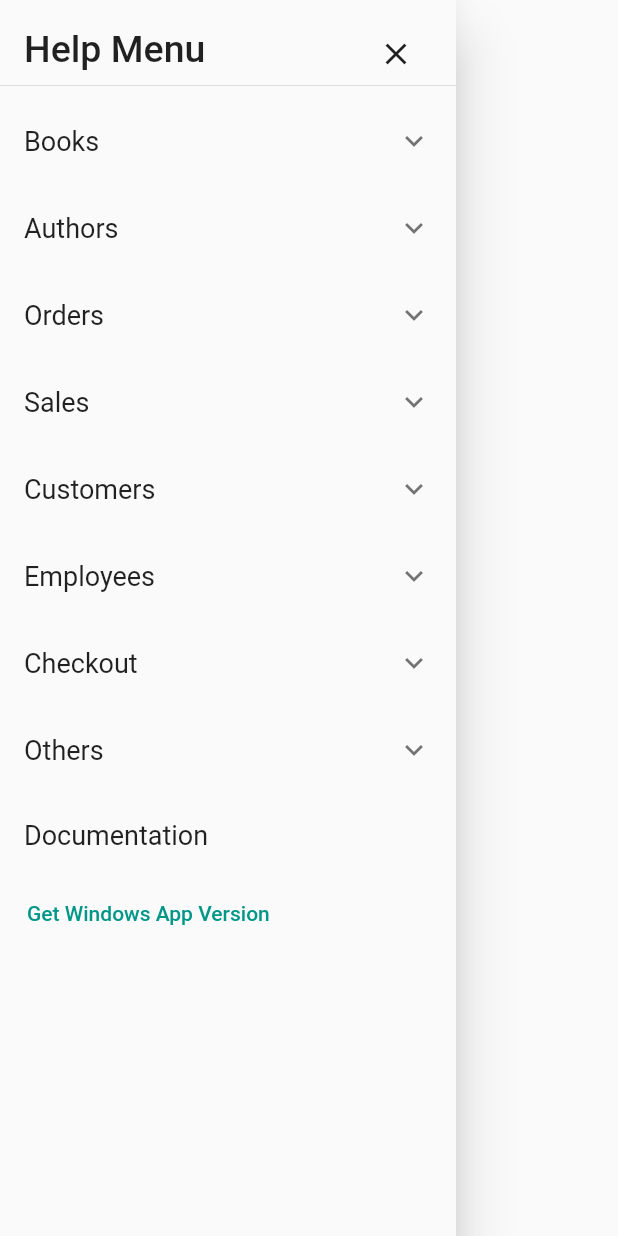
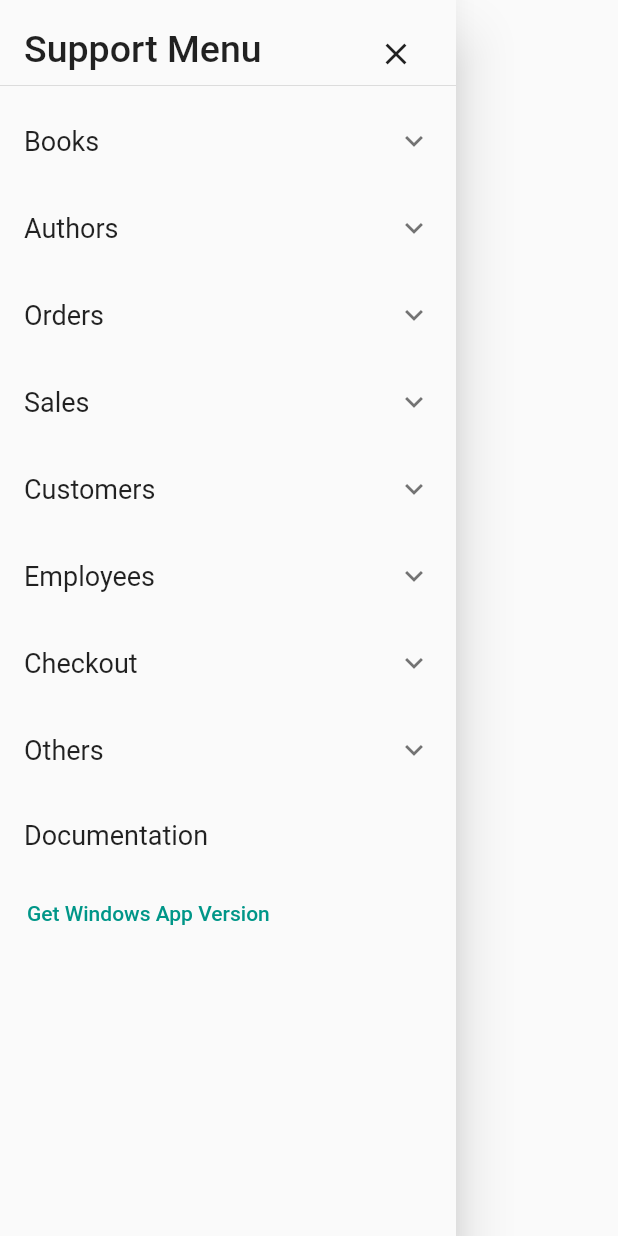
Before and after one commit to KizKizz/bookstore_app, a Flutter app: the MainDrawer widget shown alone on an empty page, opened directly, on a phone screen of 412 x 824 dp. Run offline on Flutter 3.47's test engine with Material 2 defaults, Android fonts, the phone set to English and light mode, and no system bars; our stand-ins replace data_table_2, dropdown_button2, flutter_rating_bar, font_awesome_flutter, shared_preferences, toggle_switch; missing offline and left inert: bitsdojo_window, multi_split_view; accounts and stored records are empty; statements that could not run were skipped.

Commit message:
minor change

```diff
--- a/lib/main_drawer.dart
+++ b/lib/main_drawer.dart
@@ -21,7 +21,7 @@ class _MainDrawerState extends State<MainDrawer> {
                 mainAxisAlignment: MainAxisAlignment.spaceBetween,
                 children: [
                   const Text(
-                    'Help Menu',
+                    'Support Menu',
                     style: TextStyle(fontSize: 25),
                   ),
                   IconButton(
--- a/lib/main_page.dart
+++ b/lib/main_page.dart
@@ -438,7 +438,7 @@ class _MainPageState extends State<MainPage> {
                                                             const EdgeInsets
                                                                 .all(2.0),
                                                         child: Text(
-                                                          "Help",
+                                                          "Support",
                                                           style: TextStyle(
                                                               color: Theme.of(
                                                                       context)
```
